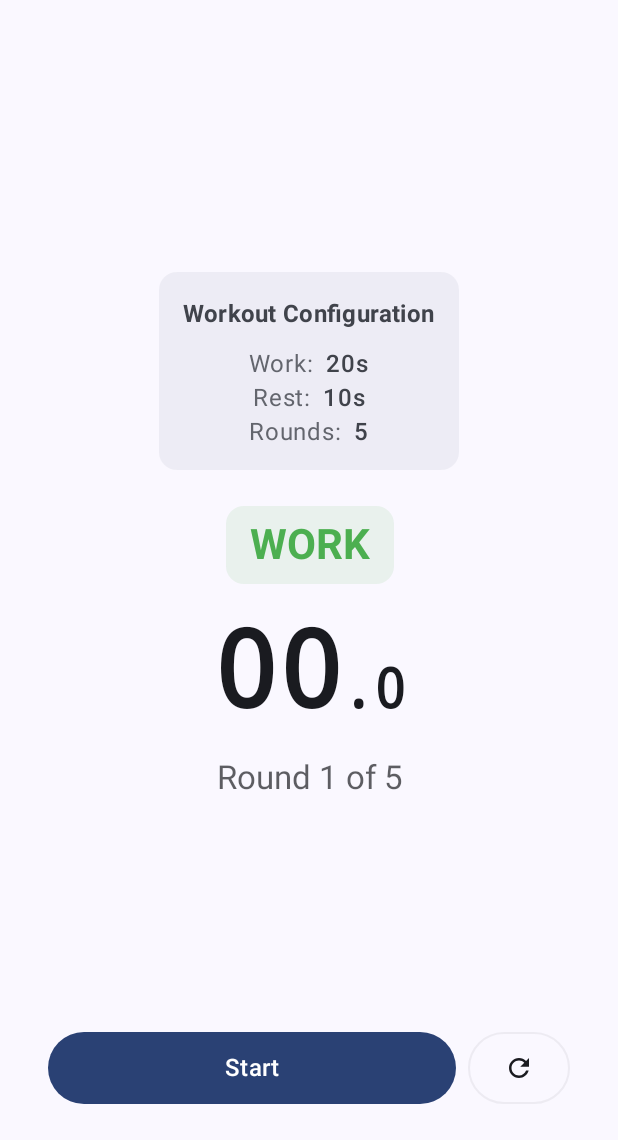
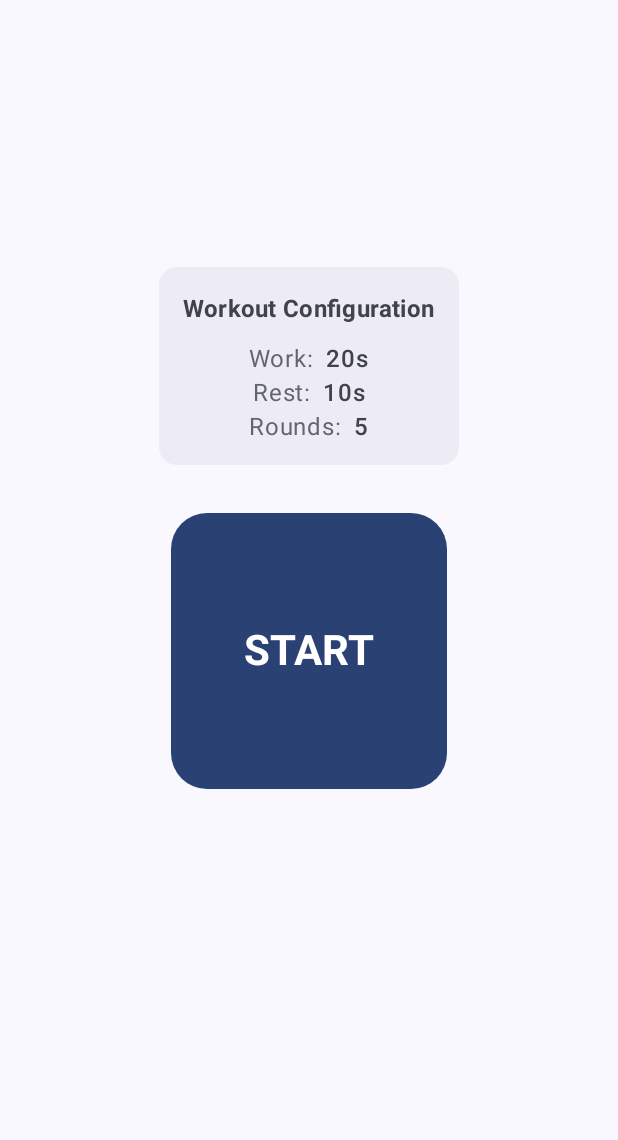
Before and after one commit to mstraa/hiit-timer, an Android app built with Jetpack Compose: the screen it shows after launch (MainActivity), on a phone screen of 412 x 824 dp, the part 96-1236 px from its top. Run offline under Robolectric (Android 15) with nearby library versions, the phone set to English and light mode, and no system bars; 2 statements that could not run were skipped.

Commit message:
feat: UI change -> big start button

```diff
--- a/app/src/main/java/com/hiittimer/app/ui/timer/TimerScreen.kt
+++ b/app/src/main/java/com/hiittimer/app/ui/timer/TimerScreen.kt
@@ -237,7 +237,8 @@ private fun PortraitTimerLayout(
                 timerStatus = timerStatus,
                 intervalColor = intervalColor,
                 adaptiveSpacing = adaptiveSpacing,
-                adaptiveTimerFontSize = adaptiveTimerFontSize
+                adaptiveTimerFontSize = adaptiveTimerFontSize,
+                viewModel = viewModel
             )
         }
 
@@ -302,7 +303,8 @@ private fun LandscapeTimerLayout(
                     timerStatus = timerStatus,
                     intervalColor = intervalColor,
                     adaptiveSpacing = adaptiveSpacing,
-                    adaptiveTimerFontSize = adaptiveTimerFontSize
+                    adaptiveTimerFontSize = adaptiveTimerFontSize,
+                    viewModel = viewModel
                 )
             }
 
@@ -443,10 +445,11 @@ private fun TimerDisplay(
     timerStatus: TimerStatus,
     intervalColor: Color,
     adaptiveSpacing: Dp,
-    adaptiveTimerFontSize: androidx.compose.ui.unit.TextUnit
+    adaptiveTimerFontSize: androidx.compose.ui.unit.TextUnit,
+    viewModel: TimerViewModel
 ) {
     if (timerStatus.state == TimerState.STOPPED) {
-        // Show config recap when timer is stopped
+        // Show config recap and big start button when timer is stopped
         Column(
             horizontalAlignment = Alignment.CenterHorizontally,
             verticalArrangement = Arrangement.Center
@@ -458,13 +461,28 @@ private fun TimerDisplay(
 
             Spacer(modifier = Modifier.height(adaptiveSpacing * 3))
 
-            // Show default timer display
-            TimerCenterDisplay(
-                timerStatus = timerStatus,
-                intervalColor = intervalColor,
-                adaptiveSpacing = adaptiveSpacing,
-                adaptiveTimerFontSize = adaptiveTimerFontSize
+            // Big square start button
+            Button(
+                onClick = { viewModel.startTimer() },
+                modifier = Modifier
+                    .size(200.dp) // Square button
+                    .padding(adaptiveSpacing),
+                shape = RoundedCornerShape(24.dp),
+                colors = ButtonDefaults.buttonColors(
+                    containerColor = MaterialTheme.colorScheme.primary
                 )
+            ) {
+                Column(
+                    horizontalAlignment = Alignment.CenterHorizontally,
+                    verticalArrangement = Arrangement.Center
+                ) {
+                    Text(
+                        text = "START",
+                        style = MaterialTheme.typography.headlineMedium,
+                        fontWeight = FontWeight.Bold
+                    )
+                }
+            }
         }
     } else {
         // Center the timer display when running
@@ -571,6 +589,13 @@ private fun TimerControls(
     viewModel: TimerViewModel,
     isVertical: Boolean = false
 ) {
+    // Hide controls when timer is in STOPPED state
+    if (timerStatus.state == TimerState.STOPPED) {
+        // Empty space to maintain layout
+        Spacer(modifier = Modifier.height(adaptiveButtonHeight + adaptiveSpacing * 2))
+        return
+    }
+
     if (isVertical) {
         // Vertical layout for landscape mode
         Column(
@@ -585,12 +610,14 @@ private fun TimerControls(
                 isPrimary = true
             )
 
+            if (timerStatus.canReset) {
                 TimerButton(
                     timerStatus = timerStatus,
                     adaptiveButtonHeight = adaptiveButtonHeight,
                     viewModel = viewModel,
                     isPrimary = false
                 )
+            }
         }
     } else {
         // Horizontal layout for portrait mode (FR-016: 80%/20% width split)
@@ -606,10 +633,11 @@ private fun TimerControls(
                 adaptiveButtonHeight = adaptiveButtonHeight,
                 viewModel = viewModel,
                 isPrimary = true,
-                modifier = Modifier.weight(0.8f)
+                modifier = if (timerStatus.canReset) Modifier.weight(0.8f) else Modifier.fillMaxWidth()
             )
 
-            // Reset button occupying 20% of control area width (FR-016)
+            // Reset button occupying 20% of control area width (FR-016) - only show if canReset
+            if (timerStatus.canReset) {
                 TimerButton(
                     timerStatus = timerStatus,
                     adaptiveButtonHeight = adaptiveButtonHeight,
@@ -617,6 +645,7 @@ private fun TimerControls(
                     isPrimary = false,
                     modifier = Modifier.weight(0.2f)
                 )
+            }
         }
     }
 }
```
Lines whose indentation alone changed are shown as unchanged.
